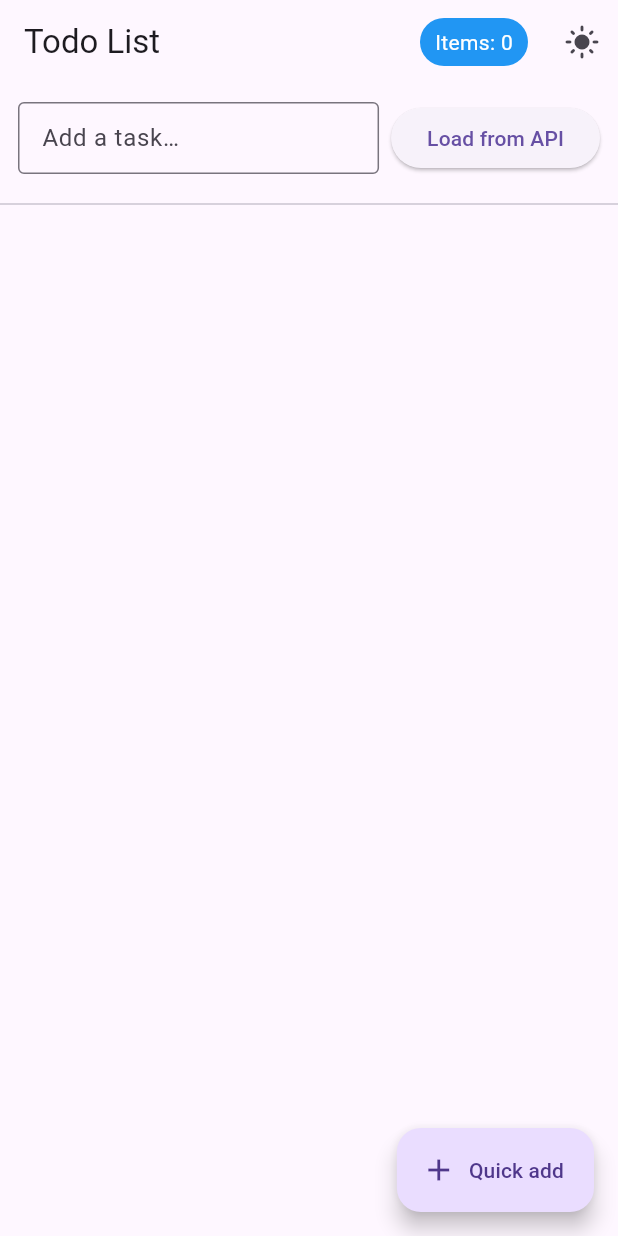
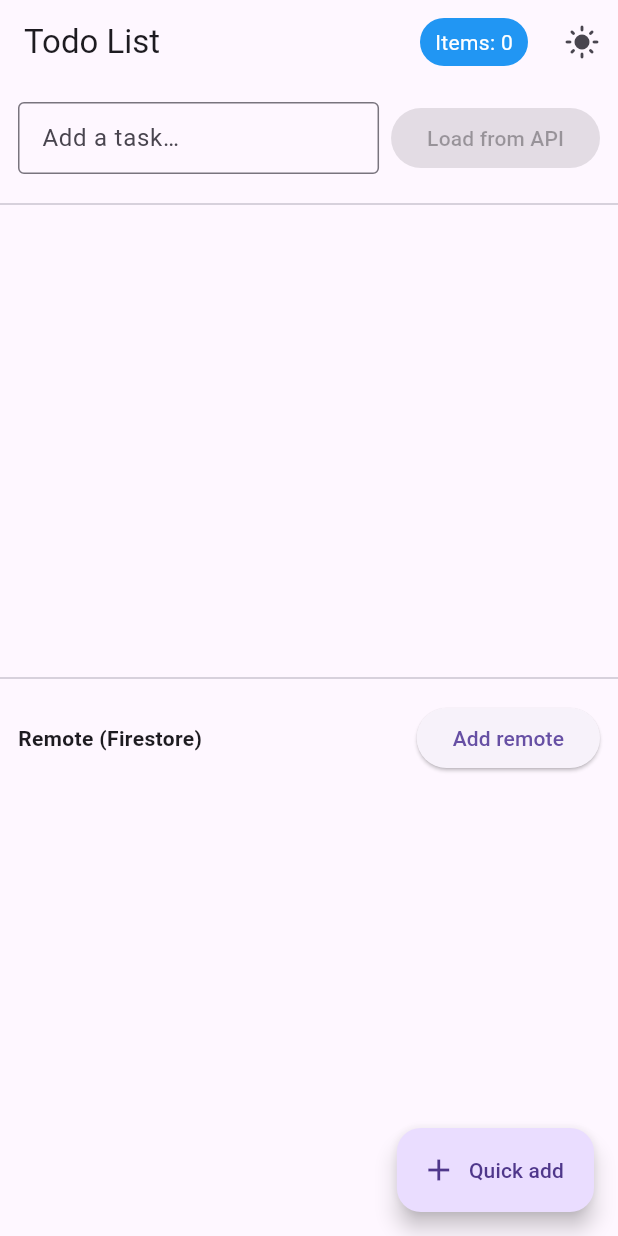
Before and after one commit to MarkCnw/provider, a Flutter app: the screen it shows after launch, on a phone screen of 412 x 824 dp. Run offline on Flutter 3.47's test engine with Material 3 defaults, Android fonts, the phone set to English and light mode, and no system bars; our stand-ins replace cloud_firestore, firebase_core; accounts and stored records are empty.

Commit message:
Integrate Firebase and Firestore for Todo application functionality
- Added Firebase and Firestore dependencies in pubspec.yaml
- Configured Firebase initialization in main.dart
- Implemented TodoRepo for Firestore CRUD operations
- Created TodoItem model for managing todo data
- Enhanced TodoScreen to display remote todos from Firestore
- Added TodoDetailScreen for viewing and deleting individual todos
- Updated build.gradle.kts and settings.gradle.kts for FlutterFire integration
- Included google-services.json for Firebase configuration

```diff
--- a/learn_provider/lib/Screen/todo_screen.dart
+++ b/learn_provider/lib/Screen/todo_screen.dart
@@ -3,8 +3,12 @@ import 'package:provider/provider.dart';
 
 import '../providers/todo_provider.dart';
 import '../providers/theme_provider.dart';
-import '../providers/todo_loader.dart';
+import '../providers/todo_loader.dart'; // ถ้าไม่ได้ใช้ส่วนโหลด อาจลบ import นี้ได้
 import '../widgets/todo_tile.dart';
+
+// Remote (Firestore)
+import '../models/todo_item.dart';
+import '../services/todo_repo.dart';
 
 class TodoScreen extends StatefulWidget {
   const TodoScreen({super.key});
@@ -30,14 +34,20 @@ class _TodoScreenState extends State<TodoScreen> {
 
   @override
   Widget build(BuildContext context) {
-    final todo = context.watch<TodoProvider>();   // ใช้ลิสต์/จำนวน
-    final loader = context.watch<TodoLoader>();   // ใช้สถานะโหลด
+    // โลคอล (Provider)
+    final todo = context.watch<TodoProvider>();
+
+    // ถ้าใช้ด่าน Future Loader อยู่ ให้เปิดบรรทัดต่อไปนี้
+    final loader = context.read<TodoLoader?>(); // อนุโลมเป็น null ถ้าไม่ได้ใส่ใน MultiProvider
+
+    // รีโมท (Firestore) มาจาก StreamProvider<List<TodoItem>>
+    final remoteTodos = context.watch<List<TodoItem>>();
 
     return Scaffold(
       appBar: AppBar(
         title: const Text('Todo List'),
         actions: [
-          // Badge นับจำนวน รีบิวด์เฉพาะตัวเลข
+          // แสดงจำนวนรายการโลคอลแบบประหยัดรีบิวด์
           Selector<TodoProvider, int>(
             selector: (_, p) => p.count,
             builder: (_, count, __) => Padding(
@@ -52,7 +62,7 @@ class _TodoScreenState extends State<TodoScreen> {
               ),
             ),
           ),
-          // Toggle theme รีบิวด์เฉพาะไอคอน
+          // ปุ่มสลับธีม
           Consumer<ThemeProvider>(
             builder: (_, theme, __) => IconButton(
               tooltip: 'Toggle Theme',
@@ -65,7 +75,7 @@ class _TodoScreenState extends State<TodoScreen> {
 
       body: Column(
         children: [
-          // แถวเพิ่มงาน + ปุ่มโหลด
+          // แถวเพิ่มงานโลคอล + ปุ่มโหลด (ถ้าใช้)
           Padding(
             padding: const EdgeInsets.all(12),
             child: Row(
@@ -82,33 +92,36 @@ class _TodoScreenState extends State<TodoScreen> {
                   ),
                 ),
                 const SizedBox(width: 8),
+                // ถ้าไม่ใช้ส่วนโหลด ให้ลบบล็อกนี้ทิ้งได้
                 ElevatedButton(
-                  onPressed: loader.status == LoadStatus.loading
-                      ? null
-                      : () {
+                  onPressed: (loader != null && loader.status != LoadStatus.loading)
+                      ? () {
                           debugPrint('LOAD CLICKED');
                           loader.load();
-                        },
+                        }
+                      : null,
                   child: Text(
-                    loader.status == LoadStatus.loading ? 'Loading…' : 'Load from API',
+                    (loader != null && loader.status == LoadStatus.loading)
+                        ? 'Loading…'
+                        : 'Load from API',
                   ),
                 ),
               ],
             ),
           ),
 
-          // แสดงสถานะโหลด (อยู่นอก Row เพื่อไม่ให้แนวนอนล้น)
-          if (loader.status == LoadStatus.loading)
+          // แสดงสถานะโหลด (เฉพาะกรณีใช้ TodoLoader)
+          if (loader != null && loader.status == LoadStatus.loading)
             const Padding(
               padding: EdgeInsets.all(12),
               child: CircularProgressIndicator(),
             ),
-          if (loader.status == LoadStatus.error)
+          if (loader != null && loader.status == LoadStatus.error)
             Padding(
               padding: const EdgeInsets.all(12),
               child: Text('Error: ${loader.errorMessage}'),
             ),
-          if (loader.status == LoadStatus.done)
+          if (loader != null && loader.status == LoadStatus.done)
             Padding(
               padding: const EdgeInsets.symmetric(horizontal: 12),
               child: Column(
@@ -123,11 +136,49 @@ class _TodoScreenState extends State<TodoScreen> {
 
           const Divider(height: 16),
 
-          // ลิสต์งาน รีบิวด์เฉพาะแถวที่เปลี่ยน
+          // ----- โลคอลรายการ -----
           Expanded(
             child: ListView.builder(
               itemCount: todo.count,
-              itemBuilder: (_, i) => TodoTile(index: i),
+              itemBuilder: (_, i) => TodoTile(index: i), // รีบิวด์เฉพาะแถวที่เปลี่ยน
+            ),
+          ),
+
+          const Divider(),
+
+          // ----- ส่วน Remote (Firestore) -----
+          Padding(
+            padding: const EdgeInsets.symmetric(horizontal: 12, vertical: 8),
+            child: Row(
+              mainAxisAlignment: MainAxisAlignment.spaceBetween,
+              children: [
+                const Text('Remote (Firestore)', style: TextStyle(fontWeight: FontWeight.bold)),
+                ElevatedButton(
+                  onPressed: () => TodoRepo()
+                      .addTodo('demo-user', 'Remote Task ${remoteTodos.length + 1}'),
+                  child: const Text('Add remote'),
+                ),
+              ],
+            ),
+          ),
+          Expanded(
+            child: ListView.separated(
+              itemCount: remoteTodos.length,
+              separatorBuilder: (_, __) => const Divider(height: 0),
+              itemBuilder: (_, i) {
+                final t = remoteTodos[i];
+                return ListTile(
+                  title: Text(t.title),
+                  leading: Checkbox(
+                    value: t.done,
+                    onChanged: (v) => TodoRepo().toggleDone(t.id, v ?? false),
+                  ),
+                  trailing: IconButton(
+                    icon: const Icon(Icons.delete),
+                    onPressed: () => TodoRepo().delete(t.id),
+                  ),
+                );
+              },
             ),
           ),
         ],
--- /dev/null
+++ b/learn_provider/lib/models/todo_item.dart
@@ -0,0 +1,12 @@
+class TodoItem {
+  final String id;
+  final String title;
+  final bool done;
+
+  TodoItem({required this.id, required this.title, required this.done});
+
+  factory TodoItem.fromMap(Map<String, dynamic> m, String id) =>
+      TodoItem(id: id, title: m['title'] ?? '', done: m['done'] ?? false);
+
+  Map<String, dynamic> toMap() => {'title': title, 'done': done};
+}
--- a/learn_provider/pubspec.yaml
+++ b/learn_provider/pubspec.yaml
@@ -35,6 +35,8 @@ dependencies:
   # Use with the CupertinoIcons class for iOS style icons.
   cupertino_icons: ^1.0.8
   provider: ^6.1.5
+  firebase_core: ^4.0.0
+  cloud_firestore: ^6.0.0
 
 dev_dependencies:
   flutter_test:
```
Also changed, not shown: learn_provider/lib/Screen/todo_detail_screen.dart (added, +27 -0 lines), learn_provider/lib/main.dart (+22 -3 lines), learn_provider/lib/services/fake_todo_service.dart (+11 -0 lines), learn_provider/lib/services/todo_repo.dart (added, +29 -0 lines), learn_provider/firebase.json (added), learn_provider/lib/firebase_options.dart (added), learn_provider/pubspec.lock, 6 other files.
